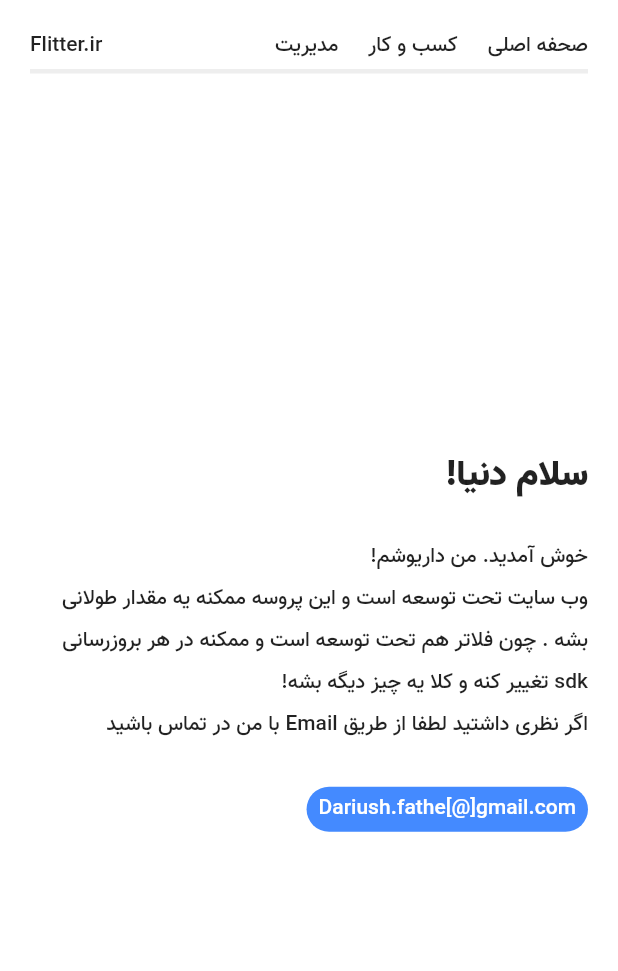
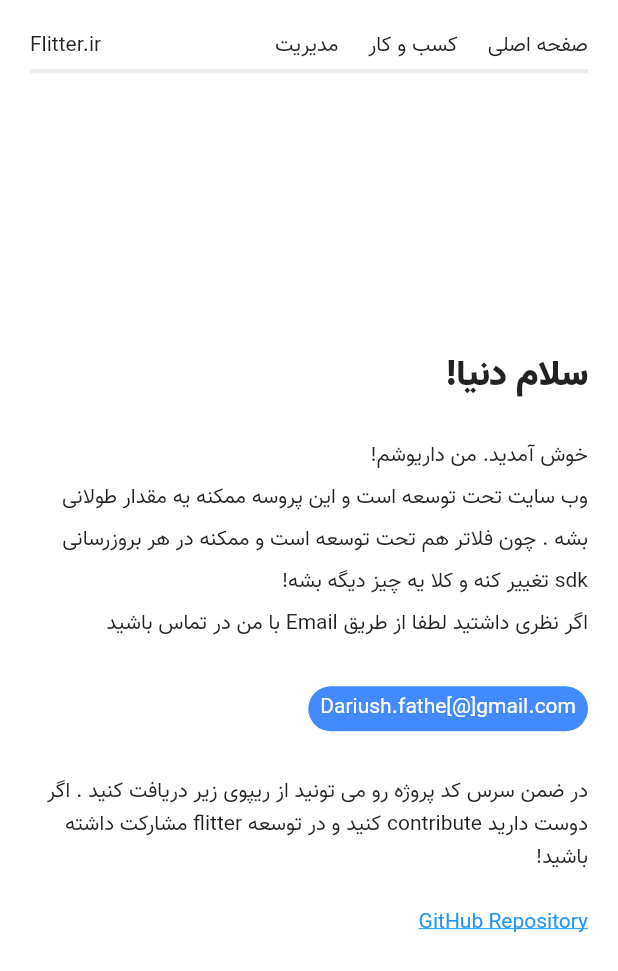
Before and after one commit to dariush-fathie/flitter_website, a Flutter app: the screen it shows after launch, on a phone screen of 412 x 824 dp. Shown: the top 971 px of the screen. Run offline on Flutter 3.47's test engine with Material 2 defaults, Android fonts, the phone set to English and light mode, and no system bars.

Commit message:
- repo link added

```diff
--- a/lib/widgets/i_am_darius.dart
+++ b/lib/widgets/i_am_darius.dart
@@ -1,6 +1,8 @@
 import 'package:flutter/cupertino.dart';
+import 'package:flutter/gestures.dart';
 import 'package:flutter/material.dart';
 import 'package:flutter/painting.dart';
+import 'package:url_launcher/url_launcher.dart';
 
 class IAmDarius extends StatelessWidget {
   final String title = "سلام دنیا!";
@@ -12,6 +14,11 @@ class IAmDarius extends StatelessWidget {
       "\n";
 
   final String email = "Dariush.fathe[@]gmail.com";
+
+  final String githubDescription =
+      "در ضمن سرس کد پروژه رو می تونید از ریپوی زیر دریافت کنید . اگر دوست دارید contribute کنید و در توسعه flitter مشارکت داشته باشید!"
+      "\n";
+  final String github = "https://github.com/dariush-fathie/flitter_website";
 
   @override
   Widget build(BuildContext context) {
@@ -48,9 +55,37 @@ class IAmDarius extends StatelessWidget {
               email,
               style: TextStyle(color: Colors.white),
             ),
-          )
+          ),
+          SizedBox(
+            height: 30,
+          ),
+          Text(
+            githubDescription,
+            textDirection: TextDirection.rtl,
+          ),
+          RichText(
+            text: TextSpan(
+              text: 'GitHub Repository',
+              style: new TextStyle(
+                color: Colors.blue,
+                decoration: TextDecoration.underline,
+              ),
+              recognizer: new TapGestureRecognizer()
+                ..onTap = () {
+                  _launchURL();
+                },
+            ),
+          ),
         ],
       ),
     );
   }
+
+  _launchURL() async {
+    if (await canLaunch(github)) {
+      await launch(github);
+    } else {
+      throw 'Could not launch $github';
+    }
+  }
 }
--- a/lib/widgets/navigation_bar/navigation_bar.dart
+++ b/lib/widgets/navigation_bar/navigation_bar.dart
@@ -27,7 +27,7 @@ class NavigationBar extends StatelessWidget {
                   space,
                   _NavItem("کسب و کار"),
                   space,
-                  _NavItem("صحفه اصلی"),
+                  _NavItem("صفحه اصلی"),
                 ],
               ),
             ],
--- a/pubspec.yaml
+++ b/pubspec.yaml
@@ -22,6 +22,7 @@ dependencies:
     sdk: flutter
   html: ^0.14.0+3
   dio: 3.0.7
+  url_launcher: ^5.4.1
   # The following adds the Cupertino Icons font to your application.
   # Use with the CupertinoIcons class for iOS style icons.
   cupertino_icons: ^0.1.2
@@ -65,7 +66,7 @@ flutter:
           weight: 800
         - asset: assets/fonts/vazir_bold_fd.ttf
           weight: 700
-        - asset: asstes/fonts/vazir_fd.ttf
+        - asset: assets/fonts/vazir_fd.ttf
           weight: 500
         - asset: assets/fonts/vazir_medium_fd.ttf
           weight: 400
```
Also changed, not shown: pubspec.lock.
